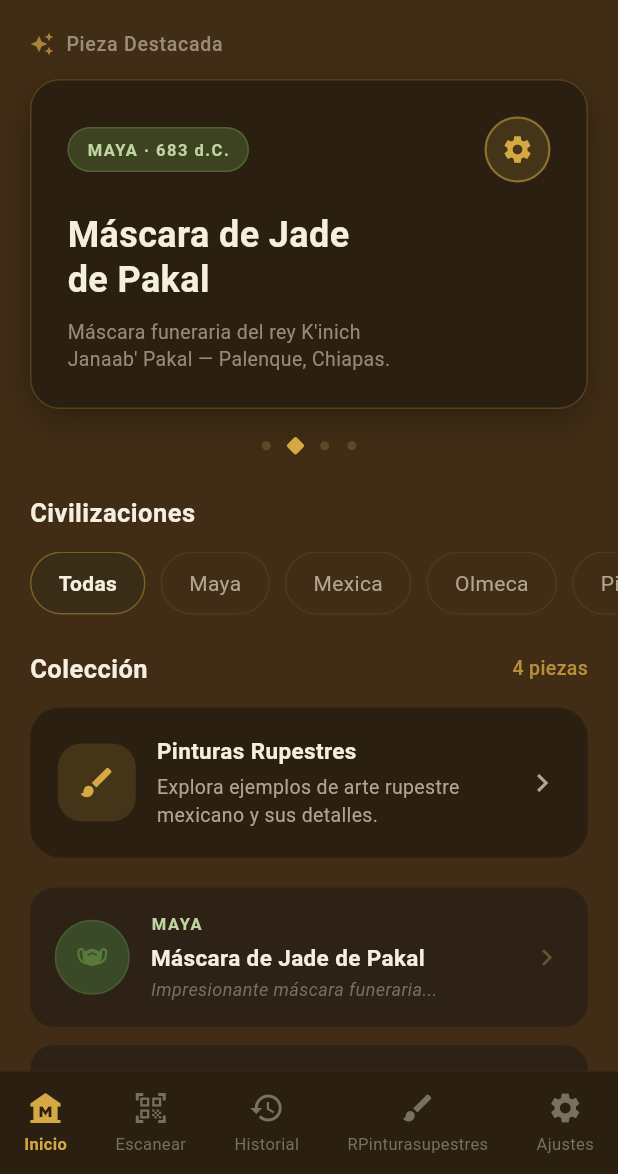
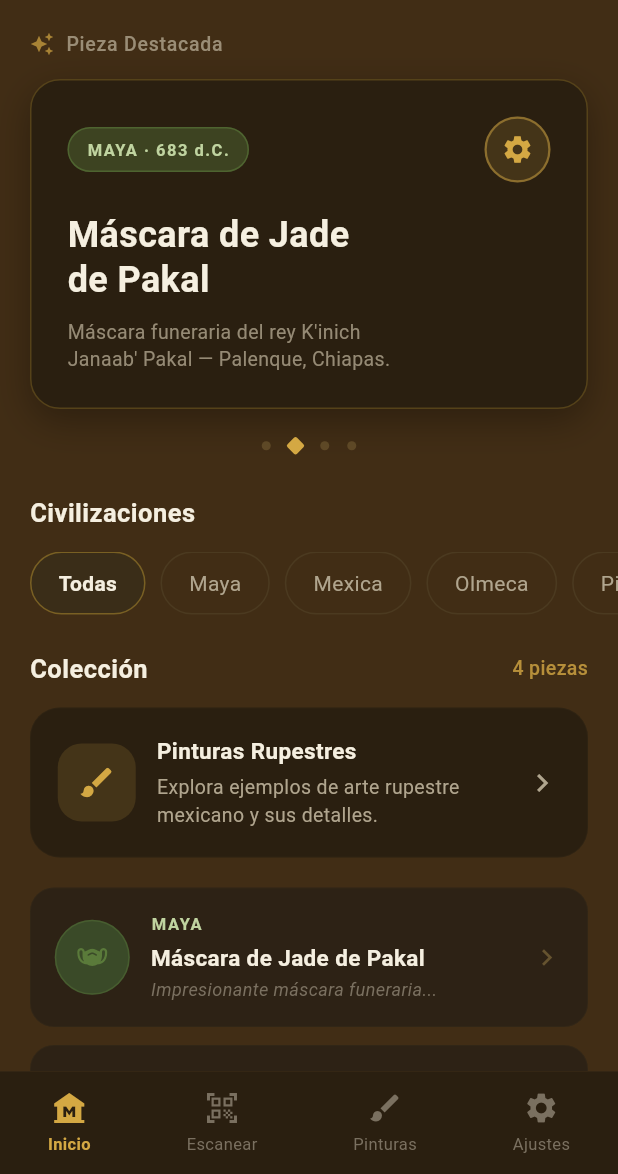
Before and after one commit to Pekas857/Aplicasion011, a Flutter app: the screen it shows after launch, on a phone screen of 412 x 824 dp, the part 62-1236 px from its top. Run offline on Flutter 3.47's test engine with Material 3 defaults, Android fonts, the phone set to English and light mode, and no system bars; our stand-ins replace image_picker.

Commit message:
Pestaña de camara

```diff
--- a/lib/screens/home_screen.dart
+++ b/lib/screens/home_screen.dart
@@ -6,6 +6,7 @@ import '../widgets/civilization_chips.dart';
 import '../widgets/collection_item.dart';
 import '../widgets/page_indicator.dart';
 import '../widgets/bottom_nav_bar.dart';
+import 'scan_screen.dart';
 import 'settings_screen.dart';
 import 'pinturas_screen.dart';
 
@@ -193,47 +194,9 @@ class _HomeScreenState extends State<HomeScreen> {
   Widget _buildPage() {
     switch (_navIndex) {
       case 1:
-        return Center(
-          child: Padding(
-            padding: const EdgeInsets.symmetric(horizontal: 20, vertical: 30),
-            child: Column(
-              mainAxisAlignment: MainAxisAlignment.center,
-              children: const [
-                Icon(Icons.qr_code_scanner, size: 80, color: AppColors.gold),
-                SizedBox(height: 20),
-                Text(
-                  'Escanea una pieza para descubrir más historia.',
-                  textAlign: TextAlign.center,
-                  style: TextStyle(
-                    fontSize: 16,
-                    color: AppColors.textSecondary,
-                  ),
-                ),
-              ],
-            ),
-          ),
-        );
+        return const ScanScreen();
       case 2:
-        return Center(
-          child: Padding(
-            padding: const EdgeInsets.symmetric(horizontal: 20, vertical: 30),
-            child: Column(
-              mainAxisAlignment: MainAxisAlignment.center,
-              children: const [
-                Icon(Icons.history, size: 80, color: AppColors.gold),
-                SizedBox(height: 20),
-                Text(
-                  'Aquí aparecerá tu historial de exploraciones.',
-                  textAlign: TextAlign.center,
-                  style: TextStyle(
-                    fontSize: 16,
-                    color: AppColors.textSecondary,
-                  ),
-                ),
-              ],
-            ),
-          ),
-        );
+        return const PinturasScreen();
       case 3:
         return const SettingsScreen();
       case 0:
--- a/lib/widgets/bottom_nav_bar.dart
+++ b/lib/widgets/bottom_nav_bar.dart
@@ -43,21 +43,15 @@ class BottomNavBar extends StatelessWidget {
                 onTap: () => onTap(1),
               ),
               _NavItem(
-                icon: Icons.history,
-                label: 'Historial',
+                icon: Icons.brush,
+                label: 'Pinturas',
                 isSelected: selectedIndex == 2,
                 onTap: () => onTap(2),
               ),
               _NavItem(
-  icon: Icons.brush,
-  label: 'RPinturasupestres',
-  isSelected: selectedIndex == 3,
-  onTap: () => onTap(3),
-),
-              _NavItem(
                 icon: Icons.settings,
                 label: 'Ajustes',
-                isSelected: selectedIndex ==4 ,
+                isSelected: selectedIndex == 3,
                 onTap: () => onTap(3),
               ),
             ],
--- a/pubspec.yaml
+++ b/pubspec.yaml
@@ -30,6 +30,7 @@ environment:
 dependencies:
   flutter:
     sdk: flutter
+  image_picker: ^0.8.8+7
 
   # The following adds the Cupertino Icons font to your application.
   # Use with the CupertinoIcons class for iOS style icons.
```
Also changed, not shown: lib/screens/scan_screen.dart (added, +192 -0 lines), pubspec.lock, 6 other files.
